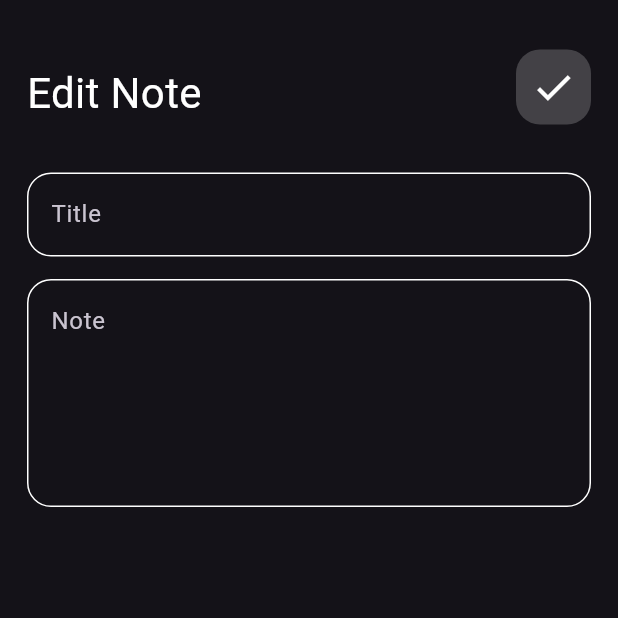
After one commit to MrMeligy/NotaApp, a Flutter app: the screen it shows after launch, after a tap on "Flutter Tips", on a phone screen of 412 x 824 dp, the top half of it. The commit adds this screen. Run offline on Flutter 3.47's test engine with Material 3 defaults, Android fonts, the phone set to English and light mode, and no system bars.

Commit message:
Add Edit Note View

```diff
--- /dev/null
+++ b/lib/views/edit_note_view.dart
@@ -0,0 +1,11 @@
+import 'package:flutter/material.dart';
+import 'package:nota/views/widgets/edit_note_body.dart';
+
+class EditNoteView extends StatelessWidget {
+  const EditNoteView({super.key});
+
+  @override
+  Widget build(BuildContext context) {
+    return Scaffold(body: EditNoteBody());
+  }
+}
--- a/lib/views/widgets/custom_appbar.dart
+++ b/lib/views/widgets/custom_appbar.dart
@@ -1,16 +1,20 @@
 import 'package:flutter/material.dart';
-import 'package:nota/views/widgets/search_icon.dart';
+import 'package:nota/views/widgets/custom_icon.dart';
 
 class CustomAppBar extends StatelessWidget {
-  const CustomAppBar({super.key});
-
+  const CustomAppBar({super.key, required this.icon, required this.title});
+  final String title;
+  final IconData icon;
   @override
   Widget build(BuildContext context) {
     return Row(
       mainAxisAlignment: MainAxisAlignment.spaceBetween,
       children: [
-        Text("Notes", style: TextStyle(fontSize: 28, color: Colors.white)),
-        Padding(padding: const EdgeInsets.only(bottom: 8), child: SearchIcon()),
+        Text(title, style: TextStyle(fontSize: 28, color: Colors.white)),
+        Padding(
+          padding: const EdgeInsets.only(bottom: 8),
+          child: CustomIcon(icon: icon),
+        ),
       ],
     );
   }
--- a/lib/views/widgets/search_icon.dart
+++ b/lib/views/widgets/custom_icon.dart
@@ -1,8 +1,8 @@
 import 'package:flutter/material.dart';
 
-class SearchIcon extends StatelessWidget {
-  const SearchIcon({super.key});
-
+class CustomIcon extends StatelessWidget {
+  const CustomIcon({super.key, required this.icon});
+  final IconData icon;
   @override
   Widget build(BuildContext context) {
     return Container(
@@ -12,7 +12,7 @@ class SearchIcon extends StatelessWidget {
         color: Colors.white.withValues(alpha: 0.2),
         borderRadius: BorderRadius.circular(16),
       ),
-      child: Center(child: Icon(Icons.search, size: 30)),
+      child: Center(child: Icon(icon, size: 30)),
     );
   }
 }
--- /dev/null
+++ b/lib/views/widgets/edit_note_body.dart
@@ -0,0 +1,30 @@
+import 'package:flutter/material.dart';
+import 'package:nota/views/widgets/custom_appbar.dart';
+import 'package:nota/views/widgets/custom_text_field.dart';
+
+class EditNoteBody extends StatelessWidget {
+  const EditNoteBody({super.key});
+
+  @override
+  Widget build(BuildContext context) {
+    return Padding(
+      padding: const EdgeInsets.all(18),
+      child: SingleChildScrollView(
+        child: Column(
+          children: [
+            SizedBox(height: 15),
+            CustomAppBar(title: "Edit Note", icon: Icons.check),
+            SizedBox(height: 24),
+            Column(
+              children: [
+                CustomTextField(hint: "Title"),
+                SizedBox(height: 15),
+                CustomTextField(hint: "Note", maxLines: 5),
+              ],
+            ),
+          ],
+        ),
+      ),
+    );
+  }
+}
--- a/lib/views/widgets/note_item.dart
+++ b/lib/views/widgets/note_item.dart
@@ -1,11 +1,23 @@
 import 'package:flutter/material.dart';
+import 'package:nota/views/edit_note_view.dart';
 
 class NoteItem extends StatelessWidget {
   const NoteItem({super.key});
 
   @override
   Widget build(BuildContext context) {
-    return Padding(
+    return GestureDetector(
+      onTap: () {
+        Navigator.push(
+          context,
+          MaterialPageRoute(
+            builder: (context) {
+              return EditNoteView();
+            },
+          ),
+        );
+      },
+      child: Padding(
         padding: const EdgeInsets.symmetric(vertical: 4),
         child: Container(
           decoration: BoxDecoration(
@@ -51,6 +63,7 @@ class NoteItem extends StatelessWidget {
             ),
           ),
         ),
+      ),
     );
   }
 }
--- a/lib/views/widgets/notes_view_body.dart
+++ b/lib/views/widgets/notes_view_body.dart
@@ -12,7 +12,7 @@ class NotesViewBody extends StatelessWidget {
       child: Column(
         children: [
           SizedBox(height: 15),
-          CustomAppBar(),
+          CustomAppBar(title: "Nota", icon: Icons.search),
           Expanded(child: NotesListView()),
         ],
       ),
```
Lines whose indentation alone changed are shown as unchanged.
